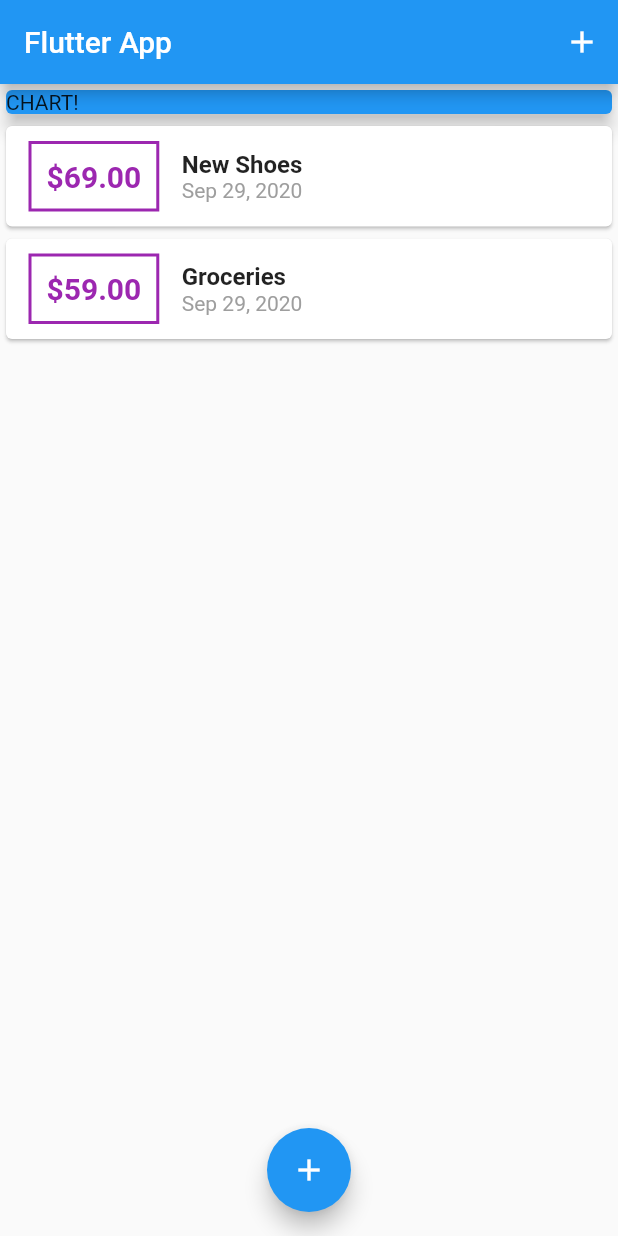
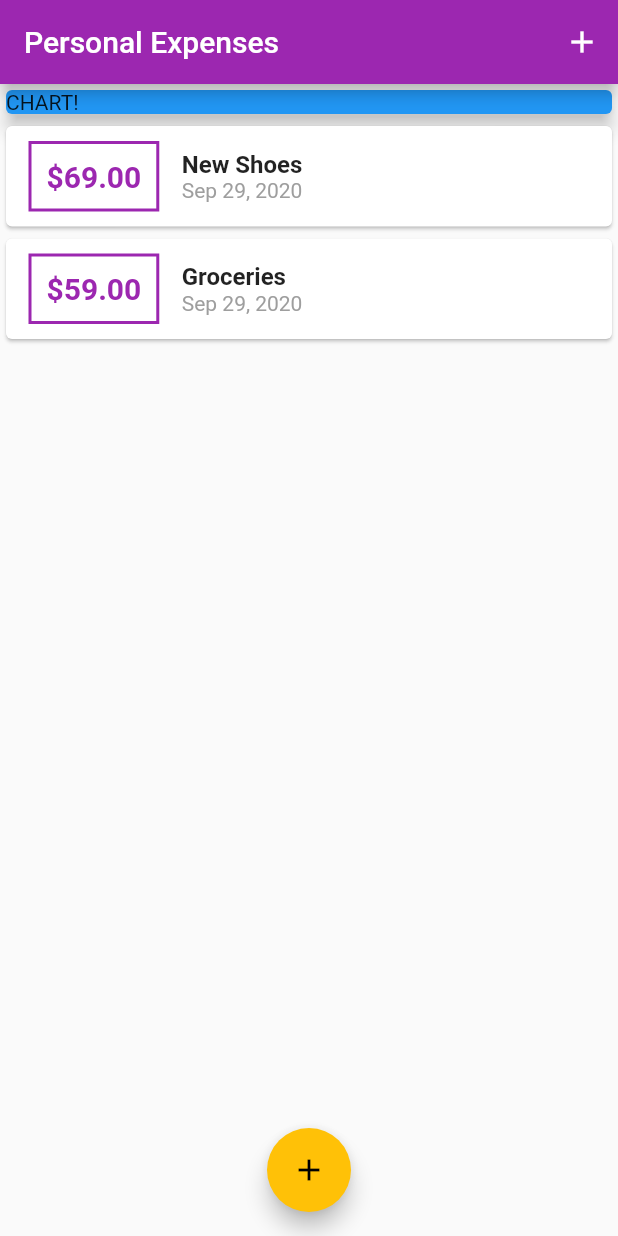
Before and after one commit to udaykumaruking/personal_tracker, a Flutter app: the screen it shows after launch, on a phone screen of 412 x 824 dp. Run offline on Flutter 3.47's test engine with Material 2 defaults, Android fonts, the phone set to English and light mode, and no system bars.

Commit message:
Changed Colors with the help of theme

```diff
--- a/lib/main.dart
+++ b/lib/main.dart
@@ -12,7 +12,11 @@ class MyApp extends StatelessWidget {
   @override
   Widget build(BuildContext context) {
     return MaterialApp(
-      title: 'Flutter App',
+      title: 'Personal Expenses',
+      theme: ThemeData(
+        primarySwatch: Colors.purple,
+        accentColor: Colors.amber,
+      ),
       home: MyHomePage(),
     );
   }
@@ -75,7 +79,7 @@ class _MyHomePageState extends State<MyHomePage> {
   Widget build(BuildContext context) {
     return Scaffold(
       appBar: AppBar(
-        title: Text('Flutter App'),
+        title: Text('Personal Expenses'),
         actions: <Widget>[
           IconButton(
             icon: Icon(Icons.add),
--- a/lib/widgets/transaction_list.dart
+++ b/lib/widgets/transaction_list.dart
@@ -24,7 +24,7 @@ class TransactionList extends StatelessWidget {
                   ),
                   decoration: BoxDecoration(
                     border: Border.all(
-                      color: Colors.purple,
+                      color: Theme.of(context).primaryColor,
                       width: 2,
                     ),
                   ),
@@ -34,7 +34,7 @@ class TransactionList extends StatelessWidget {
                     style: TextStyle(
                       fontWeight: FontWeight.bold,
                       fontSize: 20,
-                      color: Colors.purple,
+                      color: Theme.of(context).primaryColor,
                     ),
                   ),
                 ),
```
